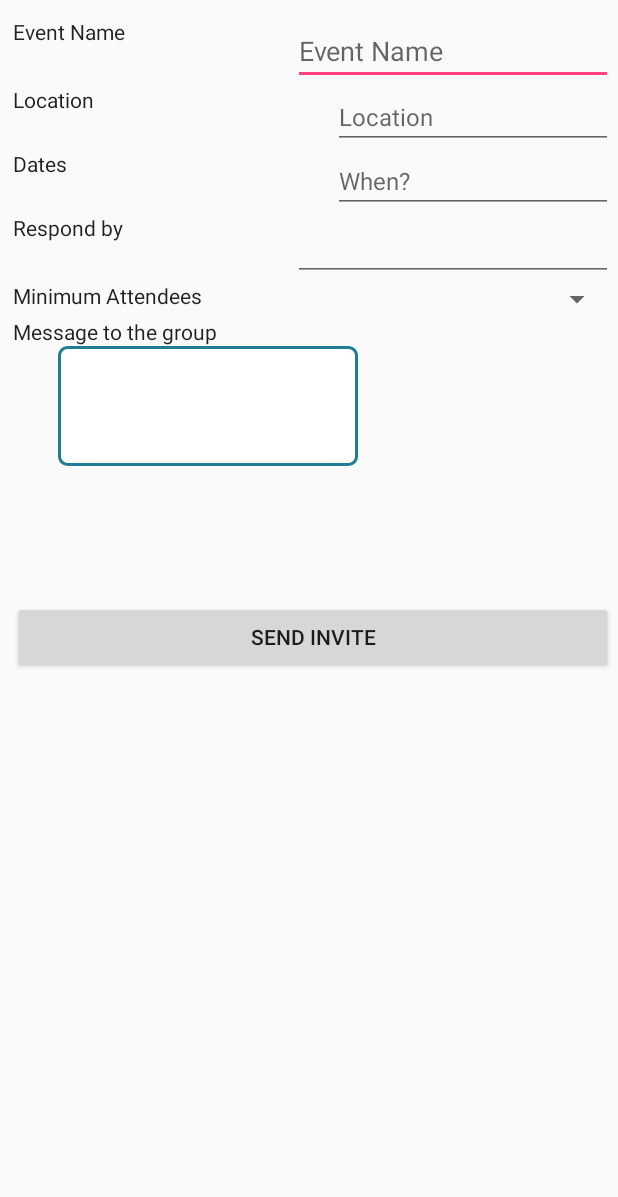
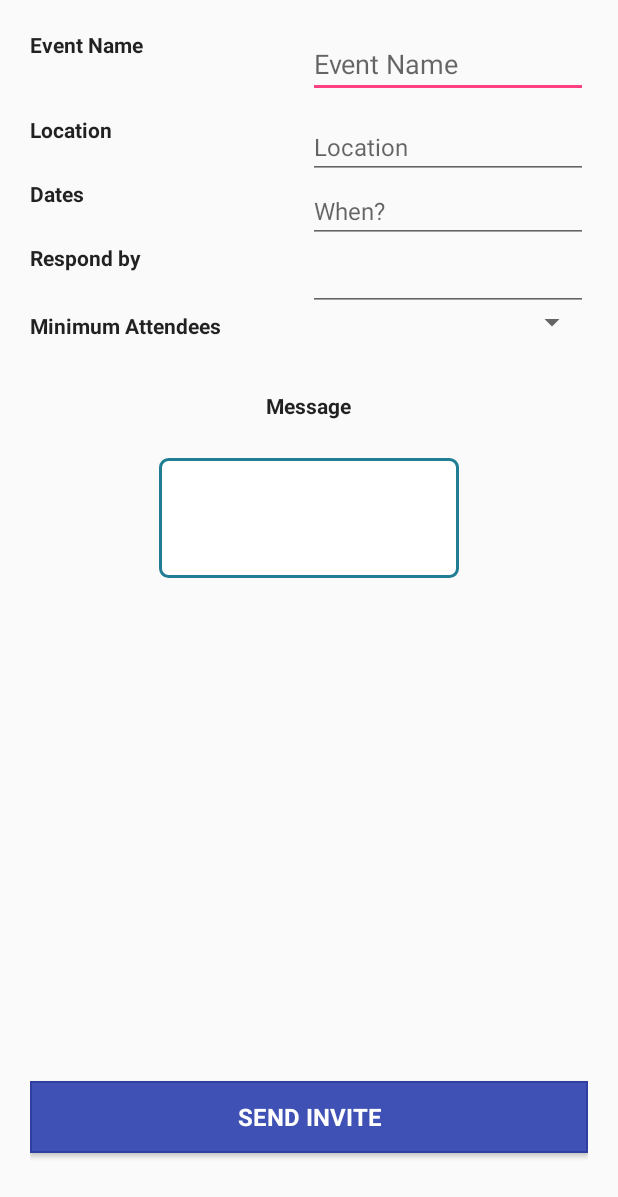
Before and after one commit to CodepathGroup8-JenniferSonali/LetMeetHappen, an Android app: the layout fragment_new_event.xml on its own in the app's theme, with its tools: preview values and no code run, on a phone screen of 412 x 824 dp. Shown: the top 1197 px of the screen. Run offline under Robolectric (Android 15) with nearby library versions, the light colour scheme and no system bars.

Commit message:
Some styling changes .  Updated README with .gif for Week 5

```diff
--- a/app/src/main/AndroidManifest.xml
+++ b/app/src/main/AndroidManifest.xml
@@ -9,7 +9,7 @@
         android:roundIcon="@mipmap/ic_launcher_round"
         android:supportsRtl="true"
         android:theme="@style/AppTheme">
-        <activity android:name=".activities.LoginActivity">
+        <activity android:name=".activities.LoginActivity" android:theme="@style/SplashTheme">
             <intent-filter>
                 <action android:name="android.intent.action.MAIN" />
 
--- a/app/src/main/java/com/example/skarwa/letmeethappen/fragments/NewEventFragment.java
+++ b/app/src/main/java/com/example/skarwa/letmeethappen/fragments/NewEventFragment.java
@@ -85,6 +85,7 @@ public class NewEventFragment extends DialogFragment implements SelectDatesFragm
     public View onCreateView(LayoutInflater inflater, ViewGroup container,
                              Bundle savedInstanceState) {
         View view =  inflater.inflate(R.layout.fragment_new_event, container);
+        getDialog().setTitle(mTitle);
         event = new Event();
         ButterKnife.bind(this,view);
         return view;
@@ -95,7 +96,7 @@ public class NewEventFragment extends DialogFragment implements SelectDatesFragm
         super.onViewCreated(view, savedInstanceState);
 
         //getDialog().getWindow().requestFeature(Window.FEATURE_NO_TITLE);
-        getDialog().getWindow().setTitle(mTitle);
+
 
         // Show soft keyboard automatically and request focus to field
         etEventName.requestFocus();
--- a/app/src/main/java/com/example/skarwa/letmeethappen/fragments/ViewGroupFragment.java
+++ b/app/src/main/java/com/example/skarwa/letmeethappen/fragments/ViewGroupFragment.java
@@ -59,11 +59,7 @@ public class ViewGroupFragment extends DialogFragment {
         lvMembers = (ListView) view.findViewById(R.id.lvMembers);
 
         String[] values = new String[]{"Jennifer",
-                "Sonali",
-                "Row 3",
-                "Row 4",
-                "Row 5",
-                "Row 6"
+                "Sonali"
         };
 
         ArrayAdapter<String> adapter = new ArrayAdapter<String>(getActivity(),
@@ -77,6 +73,7 @@ public class ViewGroupFragment extends DialogFragment {
             public void onClick(View view) {
                 //FragmentManager fm = getSupportFragmentManager();
                 NewEventFragment eventFragment = NewEventFragment.newInstance(groupName);
+                eventFragment.setStyle(DialogFragment.STYLE_NORMAL, R.style.CustomDialog);
                 eventFragment.show(getFragmentManager(), "fragment_new_event");
                 dismiss();
             }
--- /dev/null
+++ b/app/src/main/res/drawable/background.xml
@@ -0,0 +1,12 @@
+<?xml version="1.0" encoding="utf-8"?>
+<layer-list xmlns:android="http://schemas.android.com/apk/res/android">
+
+    <item android:drawable="@color/colorPrimary" />
+
+   <!-- <item>
+        <bitmap android:src="logo"
+            android:gravity="center" />
+
+    </item> -->
+
+</layer-list>
--- /dev/null
+++ b/app/src/main/res/drawable/nice_button.xml
@@ -0,0 +1,15 @@
+<?xml version="1.0" encoding="utf-8"?>
+<shape xmlns:android="http://schemas.android.com/apk/res/android" android:shape="rectangle">
+    <gradient
+        android:startColor="@color/colorPrimary"
+        android:endColor="@color/colorPrimary"
+        android:angle="90"/>
+    <padding android:left="15dp"
+        android:top="1dp"
+        android:right="15dp"
+        android:bottom="1dp" />
+    <stroke
+        android:width="1dp"
+        android:color="@color/colorPrimaryDark" />
+    <!--<corners android:radius="8dp" />-->
+</shape>
--- a/app/src/main/res/layout/activity_login.xml
+++ b/app/src/main/res/layout/activity_login.xml
@@ -1,8 +1,9 @@
 <?xml version="1.0" encoding="utf-8"?>
-<android.support.constraint.ConstraintLayout xmlns:android="http://schemas.android.com/apk/res/android"
+<RelativeLayout xmlns:android="http://schemas.android.com/apk/res/android"
     xmlns:app="http://schemas.android.com/apk/res-auto"
     xmlns:tools="http://schemas.android.com/tools"
     android:layout_width="match_parent"
+    android:background="@color/colorPrimary"
     android:layout_height="match_parent"
     tools:context="com.example.skarwa.letmeethappen.activities.LoginActivity">
 
@@ -10,7 +11,19 @@
         android:id="@+id/sign_in_button"
         android:layout_width="wrap_content"
         android:layout_height="wrap_content"
-        tools:layout_editor_absoluteY="0dp"
-        tools:layout_editor_absoluteX="0dp" />
+        android:layout_centerVertical="true"
+        android:layout_centerHorizontal="true" />
 
-</android.support.constraint.ConstraintLayout>
+    <TextView
+        android:id="@+id/tvName"
+        android:layout_width="wrap_content"
+        android:layout_height="wrap_content"
+        android:layout_marginBottom="48dp"
+        android:text="@string/let_meet_happen"
+        android:textColor="@android:color/white"
+        android:textSize="24sp"
+        android:textStyle="bold"
+        android:layout_above="@+id/sign_in_button"
+        android:layout_centerHorizontal="true" />
+
+</RelativeLayout>
--- a/app/src/main/res/layout/fragment_new_event.xml
+++ b/app/src/main/res/layout/fragment_new_event.xml
@@ -1,95 +1,94 @@
 <?xml version="1.0" encoding="utf-8"?>
-<LinearLayout xmlns:android="http://schemas.android.com/apk/res/android"
+<RelativeLayout xmlns:android="http://schemas.android.com/apk/res/android"
+    android:layout_width="match_parent"
+    android:layout_height="match_parent"
     android:orientation="vertical"
-    android:layout_marginTop="8dp"
-    android:layout_marginLeft="5dp"
-    android:padding="3dp"
-    android:layout_width="match_parent"
-    android:layout_height="match_parent">
-
-    <RelativeLayout
-        android:layout_width="match_parent"
-        android:layout_height="wrap_content">
+    android:padding="10dp"
+    android:layout_margin="10dp">
 
     <TextView
         android:id="@+id/tvEventName"
         android:layout_width="wrap_content"
         android:layout_height="wrap_content"
         android:text="@string/event_name"
-            android:textAppearance="@style/TextAppearance.AppCompat.Body1" />
+        android:textAppearance="@style/TextAppearance.AppCompat.Body1"
+        android:textStyle="bold"
+        android:layout_alignParentTop="true"
+        android:layout_alignParentStart="true"
+        android:layout_above="@+id/etLocation"
+        android:layout_toStartOf="@+id/etEventName" />
 
     <EditText
         android:id="@+id/etEventName"
         android:layout_width="wrap_content"
         android:layout_height="wrap_content"
+        android:layout_alignParentEnd="true"
+        android:layout_alignParentTop="true"
         android:ems="10"
         android:hint="@string/event_name"
         android:inputType="textPersonName"
-            android:layout_alignParentTop="true"
-            android:layout_alignParentEnd="true" />
-
-    </RelativeLayout>
-
-    <RelativeLayout
-        android:layout_width="match_parent"
-        android:layout_height="wrap_content">
+        android:layout_alignStart="@+id/etLocation" />
 
     <TextView
         android:id="@+id/tvLocation"
         android:layout_width="wrap_content"
         android:layout_height="wrap_content"
-            android:layout_alignParentTop="true"
+        android:layout_alignBottom="@+id/etLocation"
+        android:layout_alignStart="@+id/tvEventName"
         android:text="@string/location"
-            android:textAppearance="@style/TextAppearance.AppCompat.Body1" />
+        android:textAppearance="@style/TextAppearance.AppCompat.Body1"
+        android:textStyle="bold"
+        android:layout_toStartOf="@+id/etLocation"
+        android:layout_alignTop="@+id/etLocation" />
 
     <EditText
         android:id="@+id/etLocation"
         android:layout_width="wrap_content"
         android:layout_height="wrap_content"
-            android:layout_alignParentEnd="true"
-            android:layout_alignParentTop="true"
         android:ems="10"
         android:hint="@string/location"
         android:inputType="text"
-            android:textSize="16sp" />
-    </RelativeLayout>
+        android:textSize="16sp"
+        android:layout_below="@+id/etEventName"
+        android:layout_alignParentEnd="true"
+        android:layout_marginTop="11dp" />
 
-    <RelativeLayout
-        android:layout_width="match_parent"
-        android:layout_height="wrap_content">
 
     <TextView
         android:id="@+id/tvDates"
         android:layout_width="wrap_content"
         android:layout_height="wrap_content"
-            android:layout_alignParentTop="true"
         android:text="@string/dates"
-            android:textAppearance="@style/TextAppearance.AppCompat.Body1" />
+        android:textStyle="bold"
+        android:textAppearance="@style/TextAppearance.AppCompat.Body1"
+        android:layout_alignEnd="@+id/tvLocation"
+        android:layout_alignParentStart="true"
+        android:layout_below="@+id/tvLocation"
+        android:layout_alignBottom="@+id/etDates" />
 
     <EditText
         android:id="@+id/etDates"
         android:layout_width="wrap_content"
         android:layout_height="wrap_content"
-            android:layout_alignParentEnd="true"
-            android:layout_alignParentTop="true"
         android:ems="10"
         android:hint="@string/when"
         android:inputType="textMultiLine"
         android:maxLines="2"
-            android:textSize="16sp" />
-    </RelativeLayout>
-
-    <RelativeLayout
-        android:layout_width="match_parent"
-        android:layout_height="wrap_content">
+        android:textSize="16sp"
+        android:layout_below="@+id/tvLocation"
+        android:layout_alignParentEnd="true" />
 
     <TextView
         android:id="@+id/tvRSVPDate"
         android:layout_width="wrap_content"
         android:layout_height="wrap_content"
-            android:layout_alignParentTop="true"
         android:text="@string/rsvp_date"
-            android:textAppearance="@style/TextAppearance.AppCompat.Body1" />
+        android:textStyle="bold"
+        android:textAppearance="@style/TextAppearance.AppCompat.Body1"
+        android:layout_alignTop="@+id/etRSVPDate"
+        android:layout_alignParentStart="true"
+        android:layout_toStartOf="@+id/etRSVPDate"
+        android:layout_alignBottom="@+id/etRSVPDate" />
 
     <EditText
         android:id="@+id/etRSVPDate"
@@ -97,66 +96,65 @@
         android:layout_height="wrap_content"
         android:ems="10"
         android:inputType="textPersonName"
-            android:layout_alignParentTop="true"
-            android:layout_alignParentEnd="true" />
-    </RelativeLayout>
-
-    <RelativeLayout
-        android:layout_width="match_parent"
-        android:layout_height="wrap_content">
+        android:layout_below="@+id/tvDates"
+        android:layout_alignParentEnd="true"
+        android:layout_toEndOf="@+id/tvDates" />
 
     <TextView
         android:id="@+id/tvYesCount"
         android:layout_width="wrap_content"
         android:layout_height="wrap_content"
         android:text="@string/min_attendee"
-            android:textAppearance="@style/TextAppearance.AppCompat.Body1" />
+        android:textStyle="bold"
+        android:textAppearance="@style/TextAppearance.AppCompat.Body1"
+        android:layout_below="@+id/tvRSVPDate" />
 
     <Spinner
         android:id="@+id/spMinYes"
         android:layout_width="match_parent"
         android:layout_height="wrap_content"
-            android:layout_marginStart="71dp"
-            android:layout_alignParentTop="true"
-            android:layout_toEndOf="@+id/tvYesCount" />
+        android:layout_toEndOf="@+id/tvRSVPDate"
+        android:layout_alignBottom="@+id/tvYesCount" />
 
-    </RelativeLayout>
-
-    <LinearLayout
-        android:layout_width="match_parent"
-        android:layout_height="wrap_content"
-        android:orientation="vertical">
 
     <TextView
         android:id="@+id/tvMessage"
         android:layout_width="wrap_content"
         android:layout_height="wrap_content"
-            android:layout_alignParentTop="true"
+        android:layout_gravity="center"
+        android:layout_marginTop="34dp"
+        android:textStyle="bold"
         android:text="@string/message"
-            android:textAppearance="@style/TextAppearance.AppCompat.Body1" />
+        android:textAlignment="center"
+        android:textAppearance="@style/TextAppearance.AppCompat.Body1"
+        android:layout_below="@+id/tvYesCount"
+        android:layout_centerHorizontal="true" />
 
     <EditText
         android:id="@+id/etMessage"
         android:layout_width="200dp"
         android:layout_height="80dp"
-            android:layout_alignParentTop="true"
-            android:layout_marginStart="30dp"
-            android:layout_toEndOf="@+id/tvMessage"
+        android:padding="5dp"
+        android:layout_gravity="center"
         android:background="@drawable/rectangle"
         android:ems="10"
         android:inputType="textMultiLine"
         android:maxLines="4"
-            android:textSize="14sp" />
-    </LinearLayout>
+        android:textSize="14sp"
+        android:layout_below="@+id/tvMessage"
+        android:layout_centerHorizontal="true"
+        android:layout_marginTop="25dp" />
+    -->
 
     <Button
         android:id="@+id/btn_send"
         android:layout_width="match_parent"
         android:layout_height="wrap_content"
         android:text="@string/send_invite"
+        style="@style/NiceButton"
         android:layout_gravity="center_vertical|center_horizontal"
-        android:layout_marginTop="90dp" />
+        android:layout_alignParentBottom="true"
+        android:layout_alignParentStart="true"
+        android:layout_marginBottom="35dp" />
 
-
-
-</LinearLayout>
+</RelativeLayout>
--- a/app/src/main/res/layout/fragment_view_group.xml
+++ b/app/src/main/res/layout/fragment_view_group.xml
@@ -40,6 +40,7 @@
         android:id="@+id/btnCreateEvent"
         android:layout_width="match_parent"
         android:layout_height="wrap_content"
+        style="@style/NiceButton"
         android:text="@string/create_invite" />
 
 </LinearLayout>
--- a/app/src/main/res/values/strings.xml
+++ b/app/src/main/res/values/strings.xml
@@ -6,7 +6,7 @@
     <string name="dates">Dates</string>
     <string name="rsvp_date">Respond by</string>
     <string name="min_attendee">Minimum Attendees</string>
-    <string name="message">Message to the group</string>
+    <string name="message">Message</string>
     <string name="send_invite">SEND INVITE</string>
     <string name="when">When?</string>
     <string name="select_done">DONE</string>
@@ -19,7 +19,7 @@
     <string name="addNewGroup">Add Group</string>
     <string name="group_name">Group Name</string>
     <string name="members">Members</string>
-    <string name="create_invite">Create new event for this group</string>
+    <string name="create_invite">New Event</string>
     <string name="rsvp">Respond to Invite</string>
     <string name="current_response">Your current response</string>
     <string name="ask">Can you make it?</string>
@@ -31,4 +31,5 @@
     <string name="location">Location</string>
     <string name="nYes">Going so far</string>
     <string name="attendees">Attendees</string>
+    <string name="let_meet_happen">Let Meet Happen</string>
 </resources>
--- a/app/src/main/res/values/styles.xml
+++ b/app/src/main/res/values/styles.xml
@@ -9,4 +9,23 @@
 
     </style>
 
+    <style name="SplashTheme" parent="Theme.AppCompat.NoActionBar">
+        <item name="android:windowBackground">@drawable/background</item>
+    </style>
+
+    <style name="CustomDialog" parent="@style/Theme.AppCompat.Light.Dialog">
+        <item name="android:windowNoTitle">false</item>
+
+    </style>
+
+    <style name="NiceButton" parent="@android:style/Widget.Button">
+        <item name="android:gravity">center_vertical|center_horizontal</item>
+        <item name="android:textColor">#FFFFFF</item>
+        <item name="android:background">@drawable/nice_button</item>
+        <item name="android:textSize">16sp</item>
+        <item name="android:textStyle">bold</item>
+        <item name="android:focusable">true</item>
+        <item name="android:clickable">true</item>
+    </style>
+
 </resources>
```
Also changed, not shown: app/src/main/ic_app_icon-web.png (added), app/src/main/logo-web.png (added), 1 other file. Lines whose indentation alone changed are shown as unchanged.
